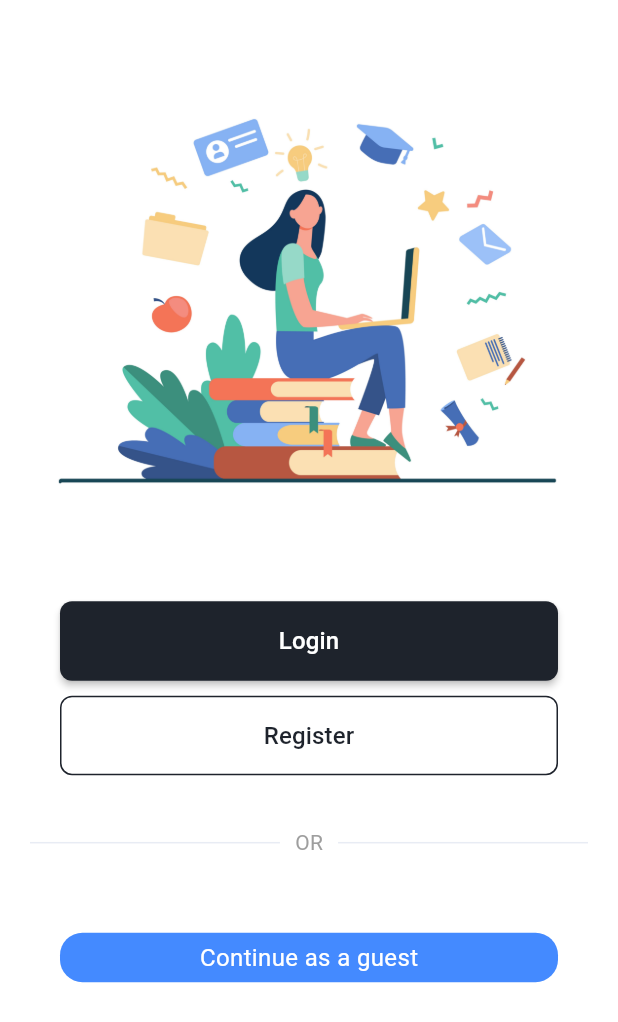
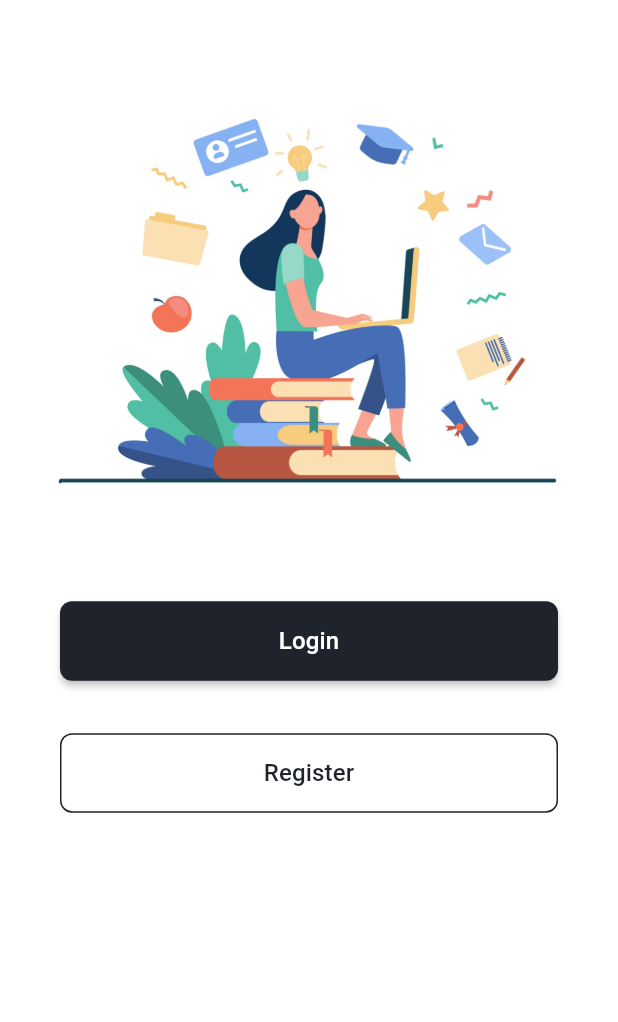
Before and after one commit to AnishaShende/Aerovania-1, a Flutter app: the screen it shows after launch, on a phone screen of 412 x 824 dp. Shown: the top 1022 px of the screen. Run offline on Flutter 3.47's test engine with Material 3 defaults, Android fonts, the light colour scheme and no system bars; our stand-ins replace another_flutter_splash_screen, badges, cached_network_image, carousel_slider, cloud_firestore, curved_navigation_bar and 7 more; accounts and stored records are empty.

```diff
--- a/lib/Pages/side navigation bar/welcome_screen.dart
+++ b/lib/Pages/side navigation bar/welcome_screen.dart
@@ -81,7 +81,7 @@ class _WelcomeScreenState extends State<WelcomeScreen> {
             Padding(
               padding: const EdgeInsets.symmetric(
                 horizontal: 40,
-                vertical: 5,
+                vertical: 30,
               ),
               child: Row(
                 children: [
@@ -116,53 +116,6 @@ class _WelcomeScreenState extends State<WelcomeScreen> {
                 ],
               ),
             ),
-            const SizedBox(height: 20),
-            const Padding(
-              padding: EdgeInsets.symmetric(
-                horizontal: 20,
-                vertical: 10,
-              ),
-              child: Row(
-                children: [
-                  Expanded(
-                    child: Divider(
-                      color: Color(0xFFE8ECF4),
-                      thickness: 1,
-                    ),
-                  ),
-                  Padding(
-                    padding: EdgeInsets.symmetric(
-                      horizontal: 10,
-                    ),
-                    child: Text(
-                      "OR",
-                      style: TextStyle(color: Colors.grey),
-                    ),
-                  ),
-                  Expanded(
-                    child: Divider(
-                      color: Color(0xFFE8ECF4),
-                      thickness: 1,
-                    ),
-                  ),
-                ],
-              ),
-            ),
-            // const Spacer(),
-            Padding(
-              padding:
-                  const EdgeInsets.symmetric(horizontal: 40.0, vertical: 40.0),
-              child: MyButton(
-                onTap: () {
-                  Navigator.push(
-                      context,
-                      MaterialPageRoute(
-                          builder: (context) => const HomePage()));
-                },
-                text: 'Continue as a guest',
-              ),
-            ),
-            const Spacer(),
           ],
         ),
       ),
```
Also changed, not shown: lib/Pages/lists/recommended_courses.dart (added, +86 -0 lines), lib/Pages/side navigation bar/home_screen.dart (+10 -4 lines), lib/Pages/side navigation bar/settings_screen.dart (+6 -1 lines), lib/components/dialog_box.dart (added, +43 -0 lines), lib/widgets/feature_item.dart (+4 -3 lines), 1 other file.
